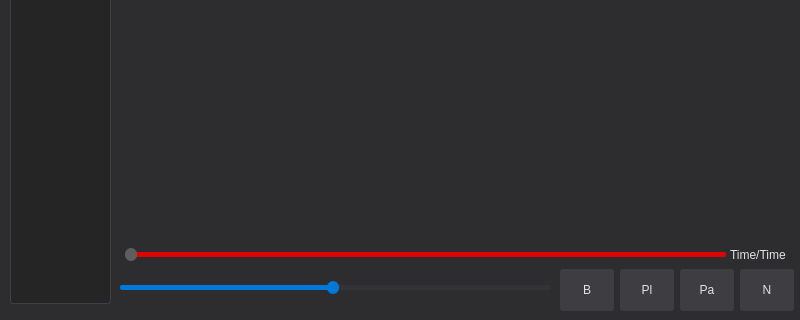
Old version of the form mainwindow.ui in the repository exquet/multimedia-viewer; both pictures show x 0 to 800 and y 280 to 600 of the 800 by 600 pixel window.
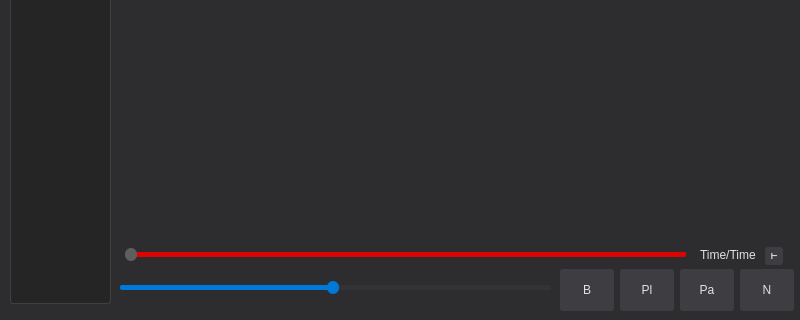
New version of the form.

Commit message: added full-screen video opening

Diff of the .ui file:
```diff
--- a/mainwindow.ui
+++ b/mainwindow.ui
@@ -377,7 +377,7 @@
      <rect>
       <x>125</x>
       <y>502</y>
-      <width>601</width>
+      <width>561</width>
       <height>16</height>
      </rect>
     </property>
@@ -420,7 +420,7 @@
    <widget class="QLabel" name="timeLabel">
     <property name="geometry">
      <rect>
-      <x>730</x>
+      <x>700</x>
       <y>500</y>
       <width>71</width>
       <height>21</height>
@@ -430,6 +430,41 @@
      <string>Time/Time</string>
     </property>
    </widget>
+   <widget class="QPushButton" name="fullScreenButton">
+    <property name="geometry">
+     <rect>
+      <x>765</x>
+      <y>503</y>
+      <width>18</width>
+      <height>18</height>
+     </rect>
+    </property>
+    <property name="styleSheet">
+     <string notr="true">QPushButton {
+    background-color: #3E3E42;
+    color: #E1E1E1;
+    border: none;
+    border-radius: 3px;
+    padding: 6px 12px;
+}
+
+QPushButton:hover {
+    background-color: #45454A;
+}
+
+QPushButton:pressed {
+    background-color: #333337;
+}
+
+QPushButton:disabled {
+    background-color: #2D2D30;
+    color: #656565;
+}</string>
+    </property>
+    <property name="text">
+     <string>F</string>
+    </property>
+   </widget>
   </widget>
   <widget class="QMenuBar" name="menuBar">
    <property name="geometry">
```
The commit also changes 2 other files.
